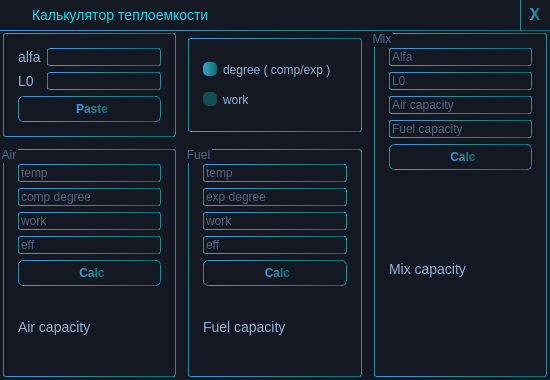
The window that 2modules/endcalc.ui (Ismaxis/212QtMay) describes before a commit, drawn with Qt 5.
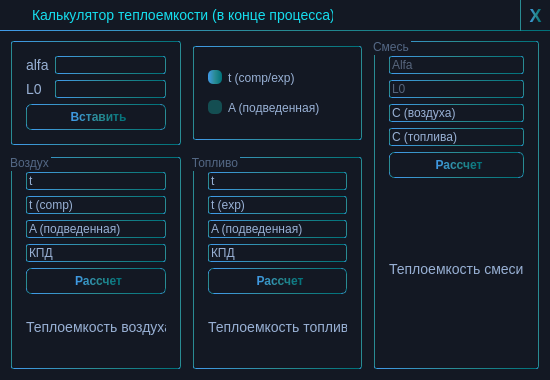
The same window after the commit.

Patch:
```diff
--- a/2modules/endcalc.ui
+++ b/2modules/endcalc.ui
@@ -80,6 +80,21 @@
     </rect>
    </property>
    <layout class="QGridLayout" name="gridLayout">
+    <property name="leftMargin">
+     <number>8</number>
+    </property>
+    <property name="topMargin">
+     <number>8</number>
+    </property>
+    <property name="rightMargin">
+     <number>8</number>
+    </property>
+    <property name="bottomMargin">
+     <number>8</number>
+    </property>
+    <property name="spacing">
+     <number>6</number>
+    </property>
     <item row="0" column="0">
      <widget class="QGroupBox" name="groupBox">
       <property name="title">
@@ -141,7 +156,7 @@
        <item row="4" column="0" colspan="2">
         <widget class="QPushButton" name="pastePushButton">
          <property name="text">
-          <string>Paste</string>
+          <string>Вставить</string>
          </property>
         </widget>
        </item>
@@ -169,7 +184,7 @@
        <item>
         <widget class="QRadioButton" name="radioButton_degree">
          <property name="text">
-          <string>degree ( comp/exp ) </string>
+          <string>t (comp/exp) </string>
          </property>
          <property name="checked">
           <bool>true</bool>
@@ -179,7 +194,7 @@
        <item>
         <widget class="QRadioButton" name="radioButton_work">
          <property name="text">
-          <string>work</string>
+          <string>A (подведенная)</string>
          </property>
         </widget>
        </item>
@@ -189,7 +204,7 @@
     <item row="0" column="2" rowspan="2">
      <widget class="QGroupBox" name="groupBox_mix">
       <property name="title">
-       <string>Mix</string>
+       <string>Смесь</string>
       </property>
       <layout class="QVBoxLayout" name="verticalLayout_4">
        <item>
@@ -224,7 +239,7 @@
           <bool>false</bool>
          </property>
          <property name="text">
-          <string/>
+          <string>C (воздуха)</string>
          </property>
          <property name="placeholderText">
           <string>Air capacity</string>
@@ -236,6 +251,9 @@
          <property name="enabled">
           <bool>false</bool>
          </property>
+         <property name="text">
+          <string>С (топлива)</string>
+         </property>
          <property name="readOnly">
           <bool>true</bool>
          </property>
@@ -247,14 +265,14 @@
        <item>
         <widget class="QPushButton" name="pb_calcMix">
          <property name="text">
-          <string>Calc</string>
+          <string>Рассчет</string>
          </property>
         </widget>
        </item>
        <item>
         <widget class="QLabel" name="output_mix">
          <property name="text">
-          <string>Mix capacity</string>
+          <string>Теплоемкость смеси</string>
          </property>
         </widget>
        </item>
@@ -264,11 +282,14 @@
     <item row="1" column="0">
      <widget class="QGroupBox" name="groupBox_air">
       <property name="title">
-       <string>Air</string>
+       <string>Воздух</string>
       </property>
       <layout class="QVBoxLayout" name="verticalLayout_2">
        <item>
         <widget class="QLineEdit" name="le_tempAir">
+         <property name="text">
+          <string>t</string>
+         </property>
          <property name="placeholderText">
           <string>temp</string>
          </property>
@@ -276,6 +297,9 @@
        </item>
        <item>
         <widget class="QLineEdit" name="le_degreeAir">
+         <property name="text">
+          <string>t (comp)</string>
+         </property>
          <property name="placeholderText">
           <string>comp degree</string>
          </property>
@@ -283,6 +307,9 @@
        </item>
        <item>
         <widget class="QLineEdit" name="le_workAir">
+         <property name="text">
+          <string>A (подведенная)</string>
+         </property>
          <property name="placeholderText">
           <string>work</string>
          </property>
@@ -290,6 +317,9 @@
        </item>
        <item>
         <widget class="QLineEdit" name="le_effAir">
+         <property name="text">
+          <string>КПД</string>
+         </property>
          <property name="placeholderText">
           <string>eff</string>
          </property>
@@ -298,14 +328,14 @@
        <item>
         <widget class="QPushButton" name="pb_calcAir">
          <property name="text">
-          <string>Calc</string>
+          <string>Рассчет</string>
          </property>
         </widget>
        </item>
        <item>
         <widget class="QLabel" name="output_air">
          <property name="text">
-          <string>Air capacity</string>
+          <string>Теплоемкость воздуха</string>
          </property>
         </widget>
        </item>
@@ -315,11 +345,14 @@
     <item row="1" column="1">
      <widget class="QGroupBox" name="groupBox_fuel">
       <property name="title">
-       <string>Fuel</string>
+       <string>Топливо</string>
       </property>
       <layout class="QVBoxLayout" name="verticalLayout_3">
        <item>
         <widget class="QLineEdit" name="le_tempFuel">
+         <property name="text">
+          <string>t</string>
+         </property>
          <property name="placeholderText">
           <string>temp</string>
          </property>
@@ -327,6 +360,9 @@
        </item>
        <item>
         <widget class="QLineEdit" name="le_degreeFuel">
+         <property name="text">
+          <string>t (exp)</string>
+         </property>
          <property name="placeholderText">
           <string>exp degree</string>
          </property>
@@ -334,6 +370,9 @@
        </item>
        <item>
         <widget class="QLineEdit" name="le_workFuel">
+         <property name="text">
+          <string>A (подведенная)</string>
+         </property>
          <property name="placeholderText">
           <string>work</string>
          </property>
@@ -341,6 +380,9 @@
        </item>
        <item>
         <widget class="QLineEdit" name="le_effFuel">
+         <property name="text">
+          <string>КПД</string>
+         </property>
          <property name="placeholderText">
           <string>eff</string>
          </property>
@@ -349,14 +391,14 @@
        <item>
         <widget class="QPushButton" name="pb_calcFuel">
          <property name="text">
-          <string>Calc</string>
+          <string>Рассчет</string>
          </property>
         </widget>
        </item>
        <item>
         <widget class="QLabel" name="output_fuel">
          <property name="text">
-          <string>Fuel capacity</string>
+          <string>Теплоемкость топлива</string>
          </property>
         </widget>
        </item>
@@ -425,7 +467,6 @@
     </property>
     <property name="font">
      <font>
-      <family>Consolas</family>
       <pointsize>-1</pointsize>
       <italic>false</italic>
       <bold>true</bold>
@@ -434,6 +475,7 @@
     <property name="styleSheet">
      <string notr="true">border-bottom-width: 0px;
 border-top-width: 0px;
+border-right-width: 0px;
 
 font-weight: 900;
 font-size: 18px;
@@ -448,10 +490,16 @@
      <rect>
       <x>32</x>
       <y>5</y>
-      <width>181</width>
+      <width>301</width>
       <height>20</height>
      </rect>
     </property>
+    <property name="sizePolicy">
+     <sizepolicy hsizetype="Preferred" vsizetype="Fixed">
+      <horstretch>0</horstretch>
+      <verstretch>0</verstretch>
+     </sizepolicy>
+    </property>
     <property name="font">
      <font>
       <pointsize>-1</pointsize>
@@ -462,7 +510,7 @@
      <string notr="true">border-bottom-width: 0px;</string>
     </property>
     <property name="text">
-     <string>Калькулятор теплоемкости</string>
+     <string>Калькулятор теплоемкости (в конце процесса)</string>
     </property>
    </widget>
    <widget class="QLabel" name="icon">
```
